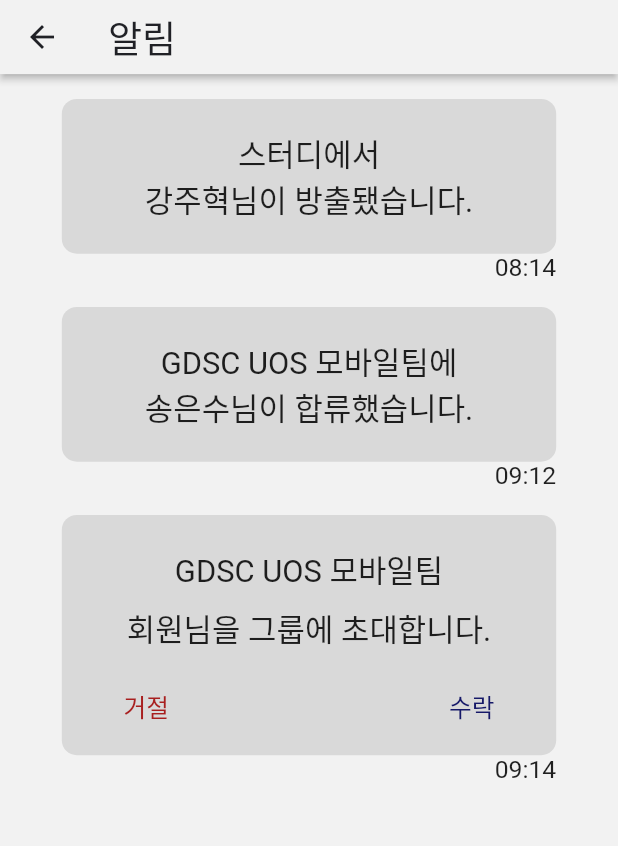
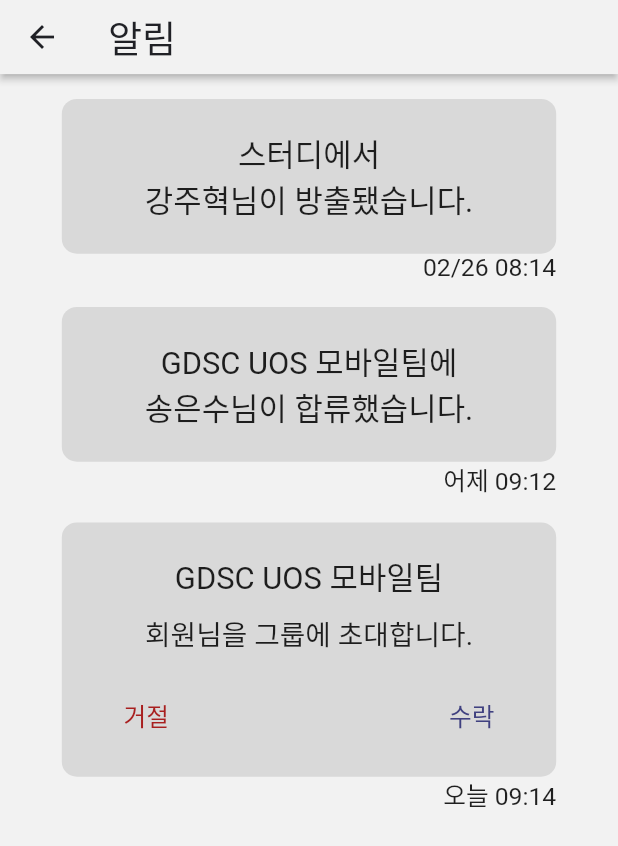
Before and after one commit to hfjxjjd123/Attendance_Moblie, a Flutter app: the NotificationScreen screen opened by its route, on a phone screen of 412 x 824 dp. Shown: the top 846 px of the screen. Run offline on Flutter 3.47's test engine with Material 2 defaults, Android fonts, the phone set to English and light mode, and no system bars; our stand-ins replace beamer, logger; Roboto replaces fonts that are missing (DefaultFont).

Commit message:
message box 디자인 완성

```diff
--- a/lib/view/components/message_box.dart
+++ b/lib/view/components/message_box.dart
@@ -1,3 +1,4 @@
+import 'package:beamer/beamer.dart';
 import 'package:flutter/material.dart';
 import 'package:gdsc_uos_atttendance/const/colors.dart';
 import 'package:gdsc_uos_atttendance/const/message_option.dart';
@@ -7,6 +8,8 @@
 import '../../const/size.dart';
 
 class MessageBox extends StatelessWidget {
+  //!! Group의 엔티티를 전달해줘야 이후 연결까지 자연스럽게 가능
+  //!! 오늘어제 Controller를 이용하자
   MessageBox(
       {Key? key,
       required this.groupName,
@@ -106,6 +109,7 @@
         ),
       );
     } else {
+      //수락 클릭시 splash color 수정
       //Team이름을 클릭하면 Team화면으로 갈 수 있도록 설정하기
       return Padding(
         padding: EdgeInsets.only(top: SIZE.height * 0.02),
@@ -122,7 +126,11 @@
                 padding: EdgeInsets.all(SIZE.width * 0.05),
                 child: Column(
                   children: [
-                    Text(
+                    InkWell(
+                      onTap: (){
+                        Beamer.of(context).beamToNamed("/group_participants");
+                      },
+                      child: Text(
                         groupName,
                         style:
                             TextStyle(fontSize: SIZE.width * 0.05, height: 1.5),
@@ -130,38 +138,46 @@
                         overflow: TextOverflow.ellipsis,
                         maxLines: 1,
                       ),
+                    ),
                     VerticalPadding(height: SIZE.height * 0.01),
                     Text(
                       message,
                       style:
-                          TextStyle(fontSize: SIZE.width * 0.05, height: 1.5),
+                          TextStyle(fontSize: SIZE.width * 0.045, height: 1.5),
                       textAlign: TextAlign.center,
                     ),
-                    VerticalPadding(height: SIZE.height * 0.03),
+                    VerticalPadding(height: SIZE.height * 0.025),
                     Row(
                       children: [
                         Container(
-                          width: SIZE.width * 0.05,
+                          width: SIZE.width * 0.03,
                         ),
                         InkWell(
+                          highlightColor: Colors.black,
+                          child: Padding(
+                            padding: EdgeInsets.all(SIZE.width*0.02),
                             child: Text(
                               "거절",
                               style: TextStyle(fontSize: SIZE.width * 0.04, color: Color(0xffA81F1F)),
                             ),
+                          ),
                           onTap: () {
-                            logger.d("clicked");
                           },
                         ),
                         Expanded(child: Container()),
                         InkWell(
+                          highlightColor: Colors.black,
+                          child: Padding(
+                            padding: EdgeInsets.all(SIZE.width*0.02),
                             child: Text("수락",
-                              style: TextStyle(fontSize: SIZE.width * 0.04, color: Color(0xff151868))),
+                                style: TextStyle(fontSize: SIZE.width * 0.04, color: Color(
+                                    0xff404180))),
+                          ),
                           onTap: () {
-                            logger.d("clicked");
                           },
                         ),
                         Container(
-                          width: SIZE.width * 0.05,
+                          width: SIZE.width * 0.03,
                         ),
                       ],
                     )
--- a/lib/view/screens/main_screen.dart
+++ b/lib/view/screens/main_screen.dart
@@ -41,7 +41,7 @@
               onPressed: (){
                 Beamer.of(context).beamToNamed("/notification");
               },
-              icon: Icon(
+              icon: Icon(//!! 변경상태 받아서 빨강 똥글배기 띄우기
                 Icons.notifications,
                 size: SIZE.width*0.09,
               ),
--- a/lib/view/screens/notification_screen.dart
+++ b/lib/view/screens/notification_screen.dart
@@ -16,21 +16,21 @@
         hostName: "이학림",
         mateName: "강주혁",
         option: DROPOUT_RESPONSE,
-      time:"08:14"
+      time:"02/26 08:14"
     ),
     Message(
         groupName: "GDSC UOS 모바일팀",
         hostName: "이학림",
         mateName: "송은수",
         option: INVITATE_RECUR,
-        time:"09:12"
+        time:"어제 09:12"
     ),
     Message(
         groupName: "GDSC UOS 모바일팀",
         hostName: "이학림",
         mateName: "권혁주",
         option: INVITATE,
-        time:"09:14"
+        time:"오늘 09:14"
     ),
   ];
 
```
Lines whose indentation alone changed are shown as unchanged.
